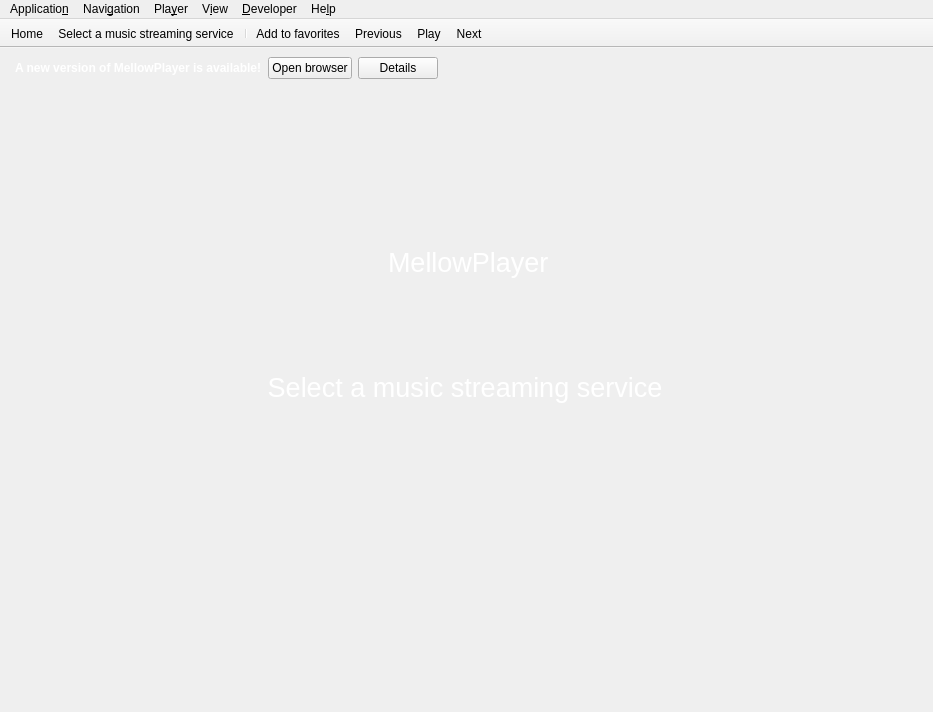
ColinDuquesnoy/MellowPlayer, file app/forms/mainwindow.ui: the form before one commit.
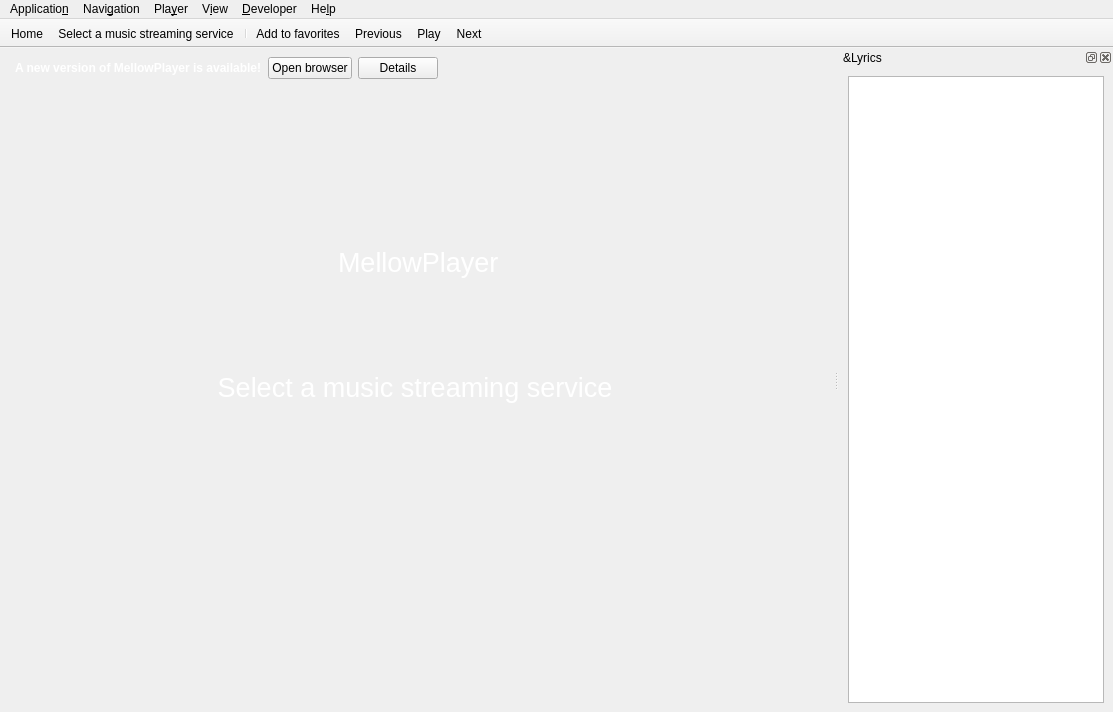
The form after the commit. Icons and pictures are not drawn. Custom widgets are drawn as their Qt base class.

Commit message:
Adding lyrics support
(it works but it is not finished yet)

What changed in the file:
```diff
--- a/app/forms/mainwindow.ui
+++ b/app/forms/mainwindow.ui
@@ -6,7 +6,7 @@
    <rect>
     <x>0</x>
     <y>0</y>
-    <width>933</width>
+    <width>1113</width>
     <height>712</height>
    </rect>
   </property>
@@ -471,8 +471,8 @@
     <rect>
      <x>0</x>
      <y>0</y>
-     <width>933</width>
-     <height>22</height>
+     <width>1113</width>
+     <height>20</height>
     </rect>
    </property>
    <widget class="QMenu" name="menuApplication">
@@ -557,6 +557,31 @@
    <addaction name="actionPlayPause"/>
    <addaction name="actionNext"/>
   </widget>
+  <widget class="QDockWidget" name="dockWidgetLyrics">
+   <property name="windowTitle">
+    <string>&amp;Lyrics</string>
+   </property>
+   <attribute name="dockWidgetArea">
+    <number>2</number>
+   </attribute>
+   <widget class="QWidget" name="dockWidgetContents">
+    <layout class="QGridLayout" name="gridLayout_3">
+     <item row="0" column="0">
+      <widget class="QTextEdit" name="textEditLyrics">
+       <property name="undoRedoEnabled">
+        <bool>false</bool>
+       </property>
+       <property name="lineWrapMode">
+        <enum>QTextEdit::WidgetWidth</enum>
+       </property>
+       <property name="readOnly">
+        <bool>true</bool>
+       </property>
+      </widget>
+     </item>
+    </layout>
+   </widget>
+  </widget>
   <action name="actionSelect_service">
    <property name="icon">
     <iconset theme="folder-music" resource="../mellowplayer.qrc">
```
Left out of the diff: 15 changed lines with no effect on the pictures. The commit also changes 4 other files.
